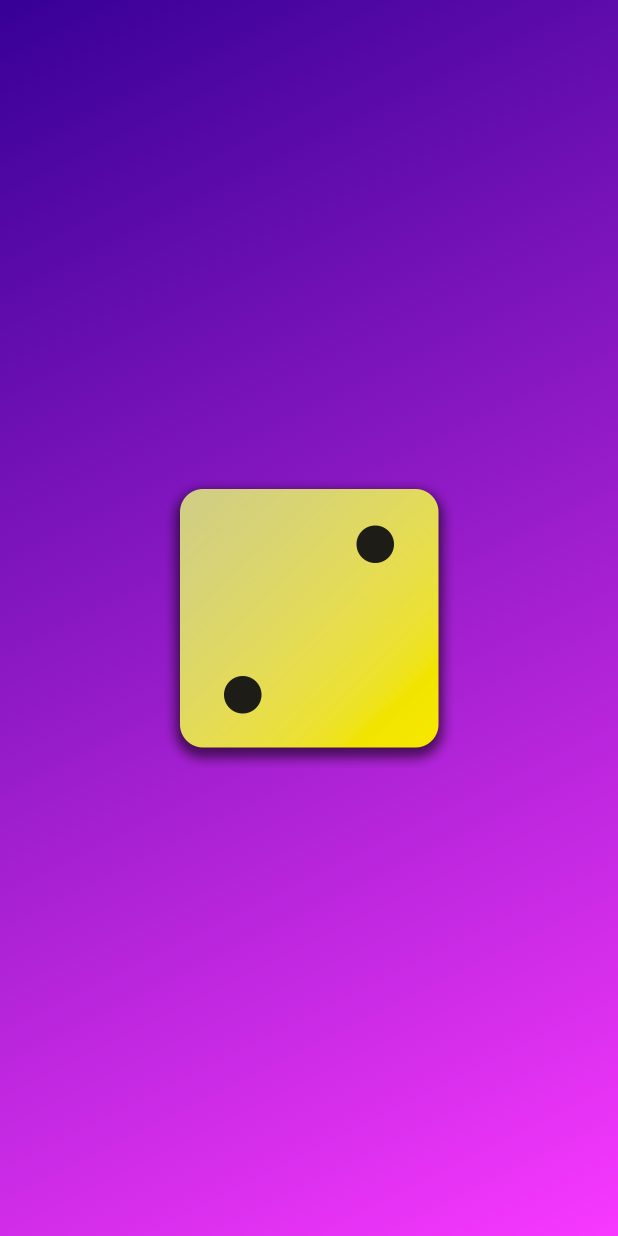
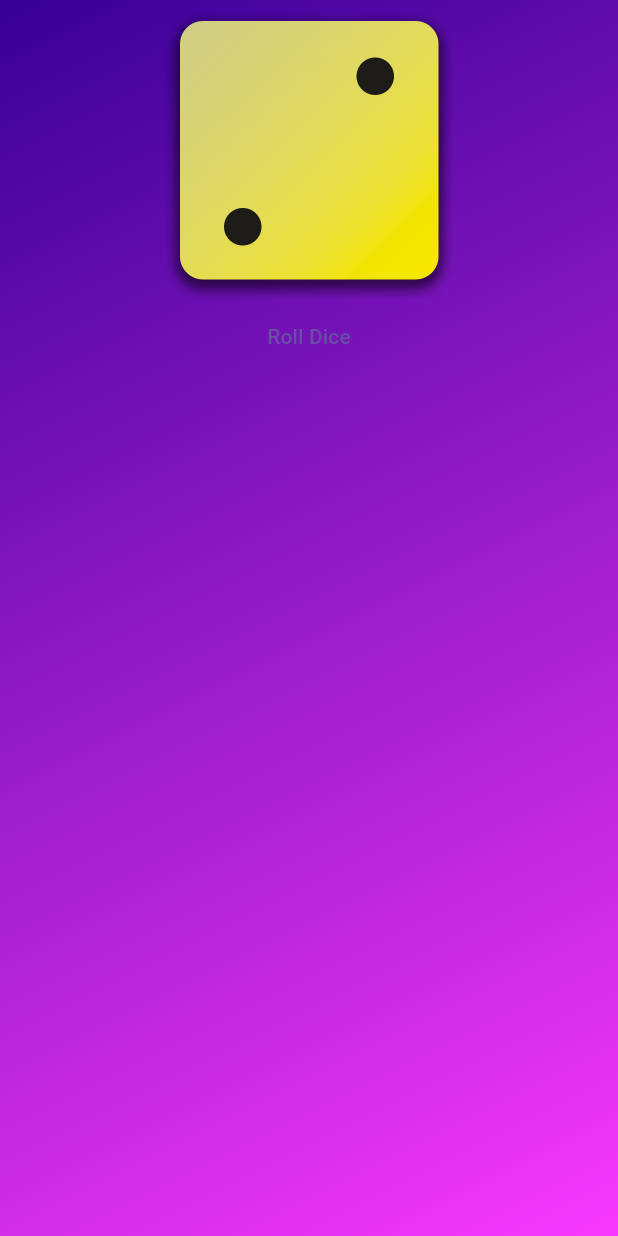
Before and after one commit to jhnnyk/dice_roller, a Flutter app: the screen it shows after launch, on a phone screen of 412 x 824 dp. Run offline on Flutter 3.47's test engine with Material 3 defaults, Android fonts, the phone set to English and light mode, and no system bars.

Commit message:
roll dice button

```diff
--- a/lib/gradient_container.dart
+++ b/lib/gradient_container.dart
@@ -4,6 +4,8 @@ class GradientContainer extends StatelessWidget {
   const GradientContainer(this.color1, this.color2, {super.key});
   final Color color1;
   final Color color2;
+
+  void rollDice() {}
 
   @override
   Widget build(context) {
@@ -16,7 +18,18 @@ class GradientContainer extends StatelessWidget {
         ),
       ),
       child: Center(
-        child: Image.asset('assets/images/dice-2.png', width: 200,),
+        child: Column(
+          children: [
+            Image.asset(
+              'assets/images/dice-2.png',
+              width: 200,
+            ),
+            TextButton(
+              onPressed: rollDice,
+              child: const Text('Roll Dice'),
+            )
+          ],
+        ),
       ),
     );
   }
```
